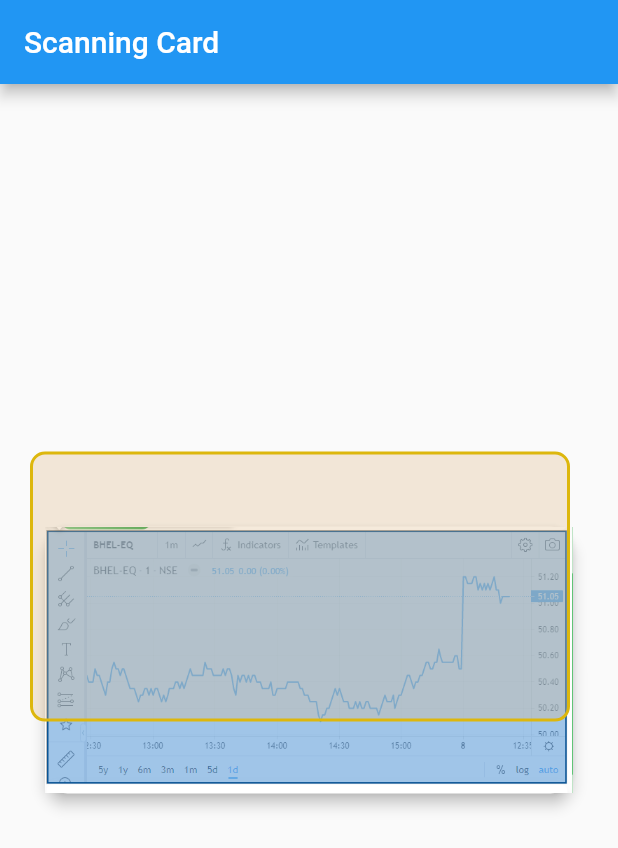
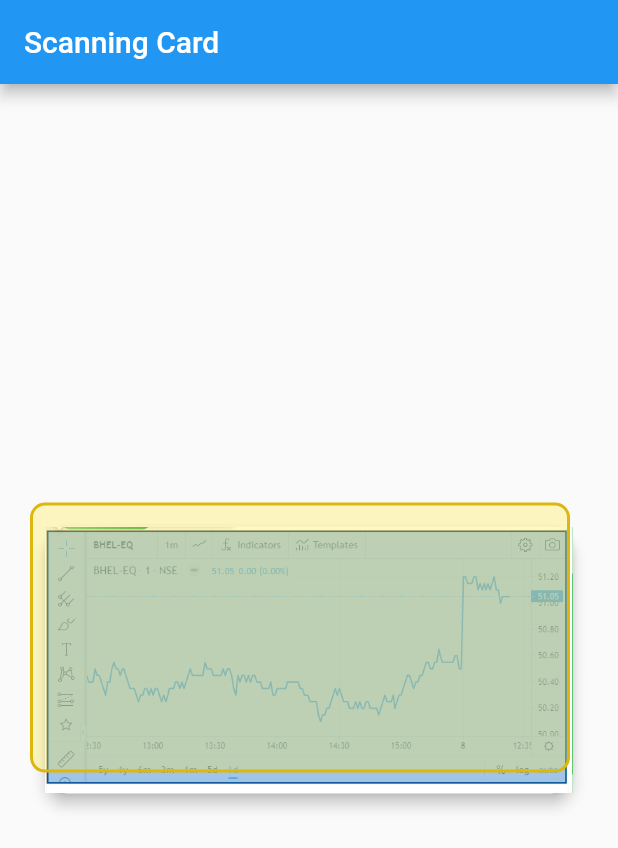
Before and after one commit to Sajna-N/flutter-animation, a Flutter app: the screen it shows after launch, on a phone screen of 412 x 824 dp. Shown: the top 848 px of the screen. Run offline on Flutter 3.47's test engine with Material 2 defaults, Android fonts, the phone set to English and light mode, and no system bars.

```diff
--- a/lib/animation/scanning_animation.dart
+++ b/lib/animation/scanning_animation.dart
@@ -1,13 +1,15 @@
 import 'package:flutter/material.dart';
 
 class ScanningAnimation extends StatefulWidget {
-  final bool isScanning;
-  final AnimationController animationController;
+  final Duration duration;
+  final String bgImage;
+  final Color color;
 
   const ScanningAnimation({
     Key? key,
-    required this.isScanning,
-    required this.animationController,
+    required this.duration,
+    required this.bgImage,
+    required this.color,
   }) : super(key: key);
 
   @override
@@ -16,19 +18,23 @@ class ScanningAnimation extends StatefulWidget {
 
 class _ScanningAnimationState extends State<ScanningAnimation>
     with SingleTickerProviderStateMixin {
+  late AnimationController _animationController;
   late Animation<double> _animation;
 
   @override
   void initState() {
     super.initState();
-    _animation =
-        Tween<double>(begin: 0, end: 1).animate(widget.animationController);
-    widget.animationController.repeat(reverse: true);
+    _animationController = AnimationController(
+      duration: widget.duration,
+      vsync: this,
+    );
+    _animation = Tween<double>(begin: 0, end: 1).animate(_animationController);
+    _animationController.repeat(reverse: true);
   }
 
   @override
   void dispose() {
-    widget.animationController.dispose();
+    _animationController.dispose();
     super.dispose();
   }
 
@@ -37,22 +43,43 @@ class _ScanningAnimationState extends State<ScanningAnimation>
     const double cardWidth = 360;
     const double cardHeight = 280;
     const double rectangleHeight = 180;
+
+    return Stack(children: [
+      Card(
+        shape: RoundedRectangleBorder(
+          borderRadius: BorderRadius.circular(15),
+        ),
+        elevation: 4,
+        margin: const EdgeInsets.fromLTRB(30, 60, 30, 60),
+        child: Image.asset(
+          widget.bgImage,
+          // fit: BoxFit.cover,
+        ),
+      ),
+      Positioned(
+        child: AnimatedBuilder(
+          animation: _animation,
+          builder: (context, child) {
             final double scanningPosition =
                 _animation.value * (cardHeight - rectangleHeight);
 
-    return Positioned(
-      top: scanningPosition,
-      child: Container(
+            return Container(
               width: cardWidth,
               height: rectangleHeight,
               decoration: BoxDecoration(
-          color: const Color.fromARGB(255, 223, 185, 135).withOpacity(0.3),
+                color: widget.color.withOpacity(0.3),
                 border: Border.all(
-              width: 2, color: const Color.fromARGB(255, 221, 183, 13)),
+                  width: 2,
+                  color: const Color.fromARGB(255, 221, 183, 13),
+                ),
                 borderRadius: BorderRadius.circular(10),
               ),
               margin: const EdgeInsets.symmetric(vertical: 0, horizontal: 20),
+              transform: Matrix4.translationValues(0, scanningPosition, 0),
+            );
+          },
         ),
-    );
+      )
+    ]);
   }
 }
--- a/lib/screens/scanning_page.dart
+++ b/lib/screens/scanning_page.dart
@@ -1,43 +1,8 @@
 import 'package:flutter/material.dart';
 import 'package:scan_card/animation/scanning_animation.dart';
 
-class ScanningPage extends StatefulWidget {
+class ScanningPage extends StatelessWidget {
   const ScanningPage({Key? key}) : super(key: key);
-
-  @override
-  _ScanningPageState createState() => _ScanningPageState();
-}
-
-class _ScanningPageState extends State<ScanningPage>
-    with SingleTickerProviderStateMixin {
-  late AnimationController _animationController;
-  bool _isScanning = false;
-
-  @override
-  void initState() {
-    super.initState();
-    _animationController = AnimationController(
-      duration: const Duration(seconds: 2),
-      vsync: this,
-    );
-    _animationController.addStatusListener((status) {
-      if (status == AnimationStatus.completed) {
-        _animationController.reverse();
-      } else if (status == AnimationStatus.dismissed) {
-        if (_isScanning) {
-          _animationController.forward();
-        }
-      }
-    });
-    _animationController.forward();
-    _isScanning = true;
-  }
-
-  @override
-  void dispose() {
-    _animationController.dispose();
-    super.dispose();
-  }
 
   @override
   Widget build(BuildContext context) {
@@ -48,30 +13,27 @@ class _ScanningPageState extends State<ScanningPage>
       body: Center(
         child: Column(
           mainAxisAlignment: MainAxisAlignment.center,
-          children: <Widget>[
-            Stack(
-              children: [
-                Card(
-                  shape: RoundedRectangleBorder(
-                    borderRadius: BorderRadius.circular(15),
-                  ),
-                  elevation: 4,
-                  margin: const EdgeInsets.fromLTRB(30, 60, 30, 60),
-                  child: Image.asset(
-                    'assets/images/logg.PNG',
-                    // fit: BoxFit.cover,
-                  ),
-                ),
-                ValueListenableBuilder(
-                    valueListenable: _animationController,
-                    builder: (context, snapshot, _) {
-                      return ScanningAnimation(
-                        isScanning: _isScanning,
-                        animationController: _animationController,
-                      );
-                    }),
-              ],
+          children: const <Widget>[
+            // Stack(
+            //   children: [
+            //     Card(
+            //       shape: RoundedRectangleBorder(
+            //         borderRadius: BorderRadius.circular(15),
+            //       ),
+            //       elevation: 4,
+            //       margin: const EdgeInsets.fromLTRB(30, 60, 30, 60),
+            //       child: Image.asset(
+            //         'assets/images/logg.PNG',
+            //         // fit: BoxFit.cover,
+            //       ),
+            //     ),
+            ScanningAnimation(
+              duration: Duration(seconds: 5),
+              bgImage: 'assets/images/logg.PNG',
+              color: Colors.yellow,
             ),
+            //   ],
+            // ),
           ],
         ),
       ),
```
Lines whose indentation alone changed are shown as unchanged.
